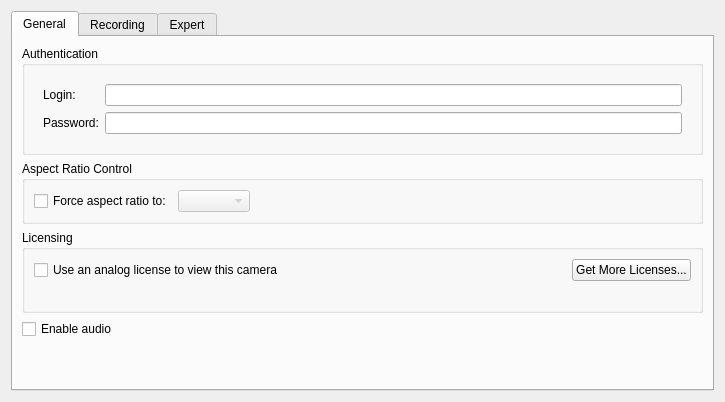
The window that client/src/ui/widgets/properties/multiple_camera_settings_widget.ui (networkoptix/nx_open) describes before a commit, drawn with Qt 5.
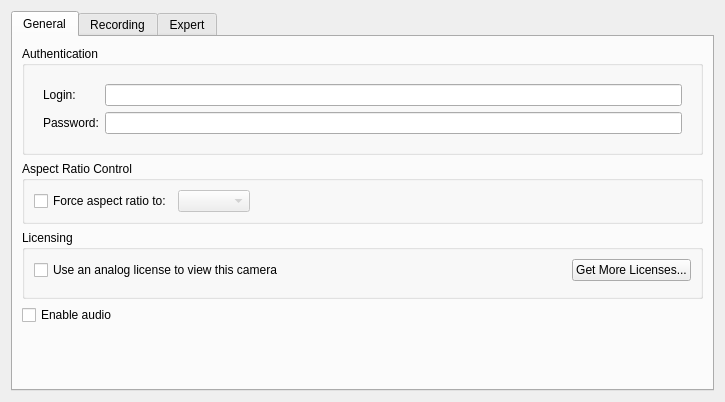
The same window after the commit. Custom widgets are drawn as their Qt base class.

Commit message:
(Issue #3737) :  Recording schedule looks incorrect if activate all types of license
(Issue #3746) :  Sometimes disabled recording page will be enable

<==== Mercurial data ====>
Branch: roma_pack2

```diff
--- a/client/src/ui/widgets/properties/multiple_camera_settings_widget.ui
+++ b/client/src/ui/widgets/properties/multiple_camera_settings_widget.ui
@@ -151,11 +151,7 @@
            </layout>
           </item>
           <item>
-           <widget class="QLabel" name="licensesLabel">
-            <property name="text">
-             <string/>
-            </property>
-           </widget>
+           <widget class="QnLicensesUsageWidget" name="licensesUsageWidget" native="true"/>
           </item>
          </layout>
         </widget>
@@ -228,6 +224,12 @@
    <header>ui/widgets/properties/expert_settings_widget.h</header>
    <container>1</container>
   </customwidget>
+  <customwidget>
+   <class>QnLicensesUsageWidget</class>
+   <extends>QWidget</extends>
+   <header location="global">ui/widgets/licenses_usage_widget.h</header>
+   <container>1</container>
+  </customwidget>
  </customwidgets>
  <resources/>
  <connections/>
```
Left out of the diff: 40 changed lines with no effect on the pictures. The commit also changes 10 other files.
